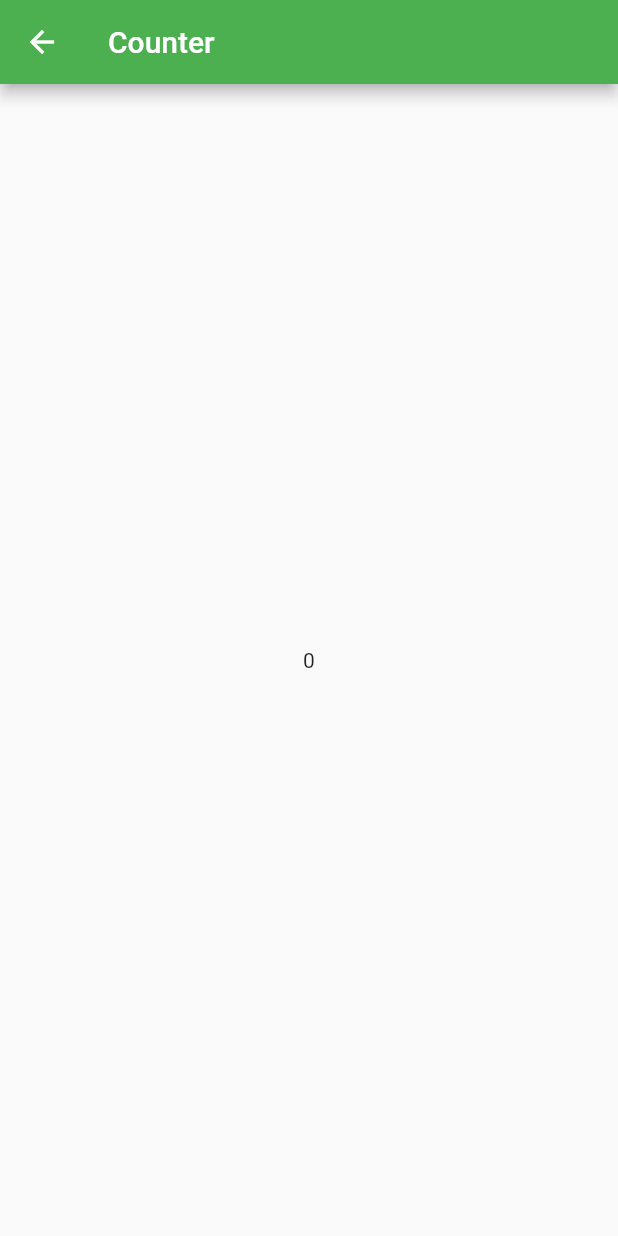
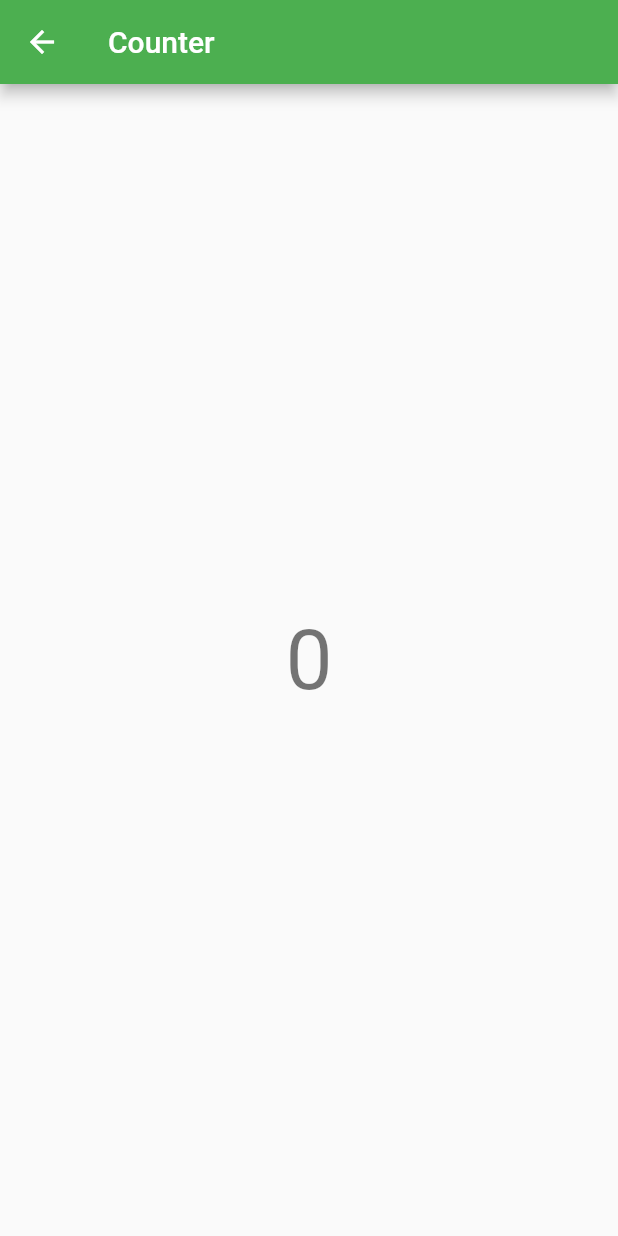
Before and after one commit to EDR3X/Generated-Route-Access, a Flutter app: the ShowCounter screen opened by its route, on a phone screen of 412 x 824 dp. Run offline on Flutter 3.47's test engine with Material 2 defaults, Android fonts, the phone set to English and light mode, and no system bars; our stand-ins replace bloc, equatable, flutter_bloc.

Commit message:
some QL changes

```diff
--- a/lib/count_page.dart
+++ b/lib/count_page.dart
@@ -17,7 +17,10 @@ class ShowCounter extends StatelessWidget {
           children: [
             BlocBuilder<CounterCubit, CounterState>(
               builder: (context, state) {
-                return Text("${context.watch<CounterCubit>().state.counter}");
+                return Text(
+                  "${context.watch<CounterCubit>().state.counter}",
+                  style: Theme.of(context).textTheme.headline2,
+                );
               },
             )
           ],
```
